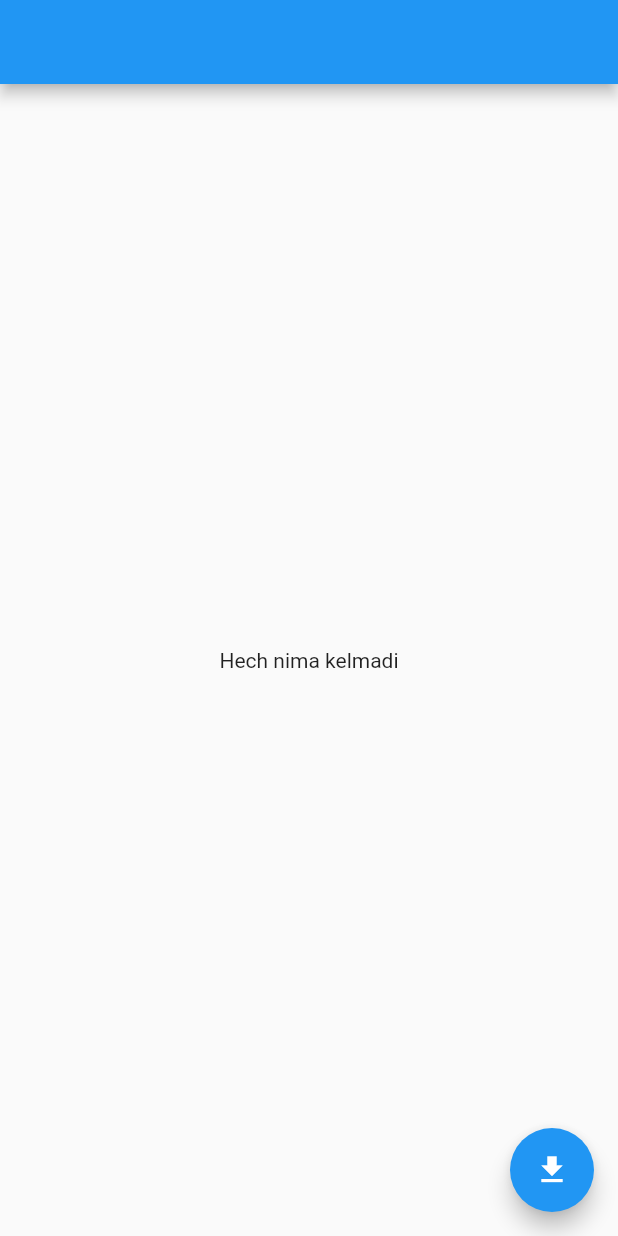
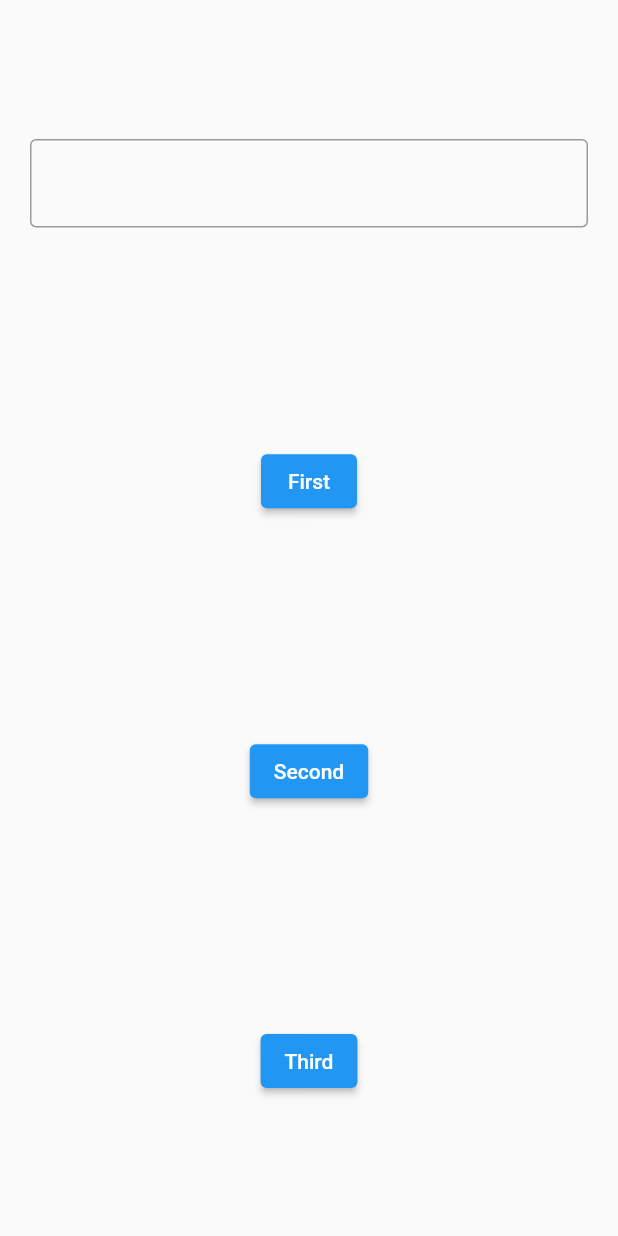
Before and after one commit to ahadjonovss/provider_first_part, a Flutter app: the screen it shows after launch, on a phone screen of 412 x 824 dp. Run offline on Flutter 3.47's test engine with Material 2 defaults, Android fonts, the phone set to English and light mode, and no system bars.

Commit message:
task done

```diff
--- a/lib/ui/main_page.dart
+++ b/lib/ui/main_page.dart
@@ -1,7 +1,11 @@
 import 'package:flutter/material.dart';
 import 'package:provider/provider.dart';
-import 'package:provider_first_lesson/ui/wdgets/card_mockap.dart';
+import 'package:provider_first_lesson/ui/first.dart';
+import 'package:provider_first_lesson/ui/second.dart';
+import 'package:provider_first_lesson/ui/third.dart';
 import 'package:provider_first_lesson/view_model/main_page_view_model.dart';
+
+
 
 class MainPage extends StatefulWidget {
   const MainPage({Key? key}) : super(key: key);
@@ -14,34 +18,35 @@ class _MainPageState extends State<MainPage> {
   @override
   Widget build(BuildContext context) {
     return Scaffold(
-      appBar: AppBar(),
-      body: Center(
-        child: Consumer<MainPageViewModel>(
-          builder: (context, mainPageViewModel, child) {
-            return Container(
-              child: mainPageViewModel.isLoading?
-                  const CircularProgressIndicator():
-                  mainPageViewModel.cards==null?
-                      Text("Hech nima kelmadi"):
-                      Container(
-                        padding: EdgeInsets.all(12),
-                        height: 800,
-                        width: double.infinity,
-                        child: ListView.builder(
-                          itemCount: 6,
-                          itemBuilder: (context, index) => CardItems(mainPageViewModel, index),),
-                      )
-              ,
-            );
+      body: SafeArea(
+        child: Padding(
+          padding: const EdgeInsets.all(20),
+          child: Column(
+            mainAxisAlignment: MainAxisAlignment.spaceAround,
+            children: [
+              TextFormField(
+                decoration: const InputDecoration(
+                  border: OutlineInputBorder(),
+                ),
+                onFieldSubmitted: (value) {
+                  context.read<MainPageViewModel>().number=int.parse(value);
+                },
+              ),
+              ElevatedButton(onPressed: (){
+                Navigator.push(context, MaterialPageRoute(builder: (_)=>FirstPage()));
+              }, child: const Text("First")),
+              ElevatedButton(onPressed: (){
+                Navigator.push(context, MaterialPageRoute(builder: (_)=>SecondPage()));
 
-          },
+              }, child: const Text("Second")),
+              ElevatedButton(onPressed: (){
+                Navigator.push(context, MaterialPageRoute(builder: (_)=>ThirdPage()));
+
+              }, child: const Text("Third"
+                  "")),
+            ],
+          ),
         ),
-      ),
-      floatingActionButton: FloatingActionButton(
-        child: Icon(Icons.download),
-        onPressed: (){
-          context.read<MainPageViewModel>().fetchCards();
-        },
       ),
     );
   }
```
Also changed, not shown: lib/dart/dart_homework.dart (added, +16 -0 lines), lib/ui/first.dart (added, +18 -0 lines), lib/ui/second.dart (added, +18 -0 lines), lib/ui/third.dart (added, +26 -0 lines), lib/ui/wdgets/card_mockap.dart (deleted, +0 -130 lines), lib/view_model/main_page_view_model.dart (+13 -10 lines).
